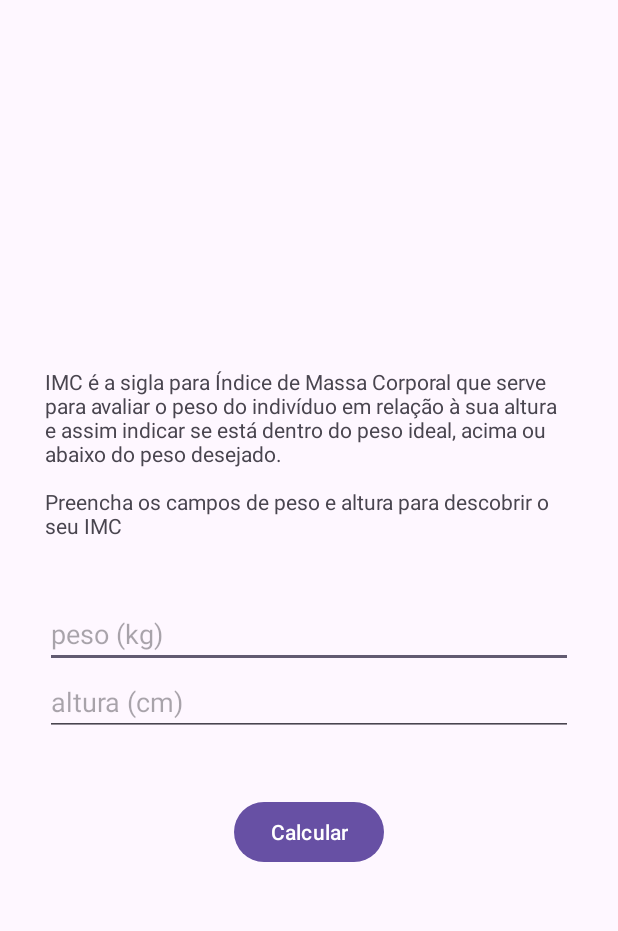
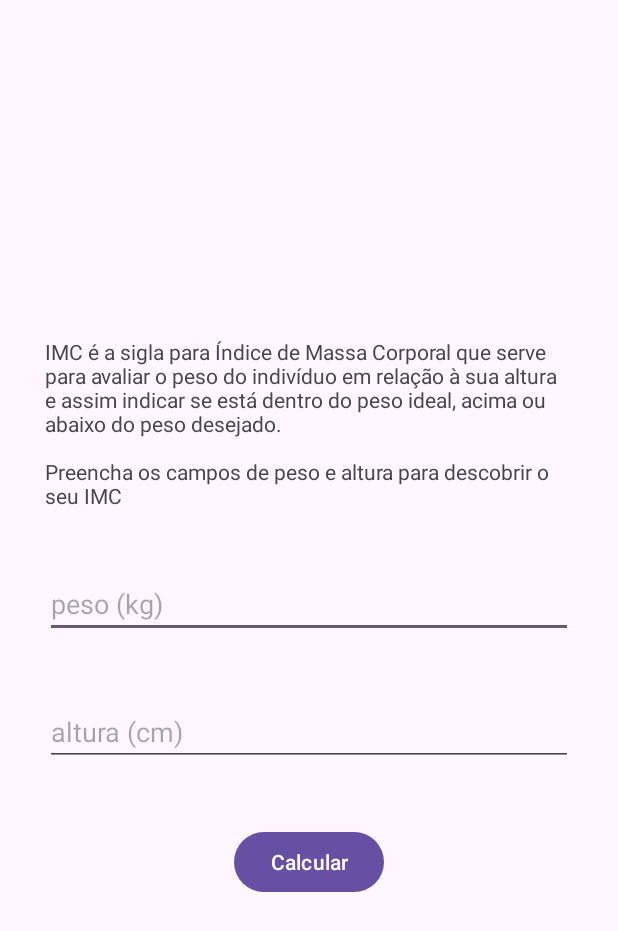
Before and after one commit to thalesnishida/calc-imc, an Android app: the imcActivity screen opened directly, with no data from a screen before it, on a phone screen of 412 x 824 dp. Shown: the top 931 px of the screen. Run offline under Robolectric (Android 15) with nearby library versions, the phone set to English and light mode, and no system bars.

```diff
--- a/app/src/main/res/layout/activity_imc.xml
+++ b/app/src/main/res/layout/activity_imc.xml
@@ -16,41 +16,25 @@
         tools:context=".imcActivity">
 
         <TextView
-            android:layout_width="wrap_content"
-            android:layout_height="wrap_content"
+            style="@style/TextViewForm"
             android:text="@string/imc_desc"
-            android:layout_marginStart="30dp"
-            android:layout_marginEnd="30dp"
-            android:layout_marginBottom="40dp"
             />
 
         <EditText
             android:id="@+id/edit_imc_weight"
-            android:layout_width="match_parent"
-            android:layout_height="wrap_content"
-            android:layout_marginEnd="30dp"
-            android:layout_marginStart="30dp"
-            android:inputType="number"
             android:hint="@string/weight"
-            android:maxLength="3"
+            style="@style/EditTextForm"
             />
 
         <EditText
+            style="@style/EditTextForm"
             android:id="@+id/edit_imc_height"
-            android:layout_width="match_parent"
-            android:layout_height="wrap_content"
-            android:layout_marginEnd="30dp"
-            android:layout_marginStart="30dp"
-            android:layout_marginBottom="40dp"
-            android:inputType="number"
             android:hint="@string/height"
-            android:maxLength="3"
             />
 
         <Button
+            style="@style/ButtonForm"
             android:id="@+id/btn_imc_send"
-            android:layout_width="wrap_content"
-            android:layout_height="wrap_content"
             android:text="@string/calc"
             />
 
--- /dev/null
+++ b/app/src/main/res/values/styles.xml
@@ -0,0 +1,26 @@
+<?xml version="1.0" encoding="utf-8"?>
+<resources>
+
+    <style name="TextViewForm">
+       <item name="android:layout_marginStart">30dp</item>
+       <item name="android:layout_marginEnd">30dp</item>
+       <item name="android:layout_marginBottom">40dp</item>
+       <item name="android:layout_width">wrap_content</item>
+       <item name="android:layout_height">wrap_content</item>
+    </style>
+
+    <style name="EditTextForm">
+        <item name="android:layout_width">match_parent</item>
+        <item name="android:layout_height">wrap_content</item>
+        <item name="android:layout_marginEnd">30dp</item>
+        <item name="android:layout_marginStart">30dp</item>
+        <item name="android:layout_marginBottom">40dp</item>
+        <item name="android:inputType">number</item>
+        <item name="android:maxLength">3</item>
+    </style>
+
+    <style name="ButtonForm">
+        <item name="android:layout_width">wrap_content</item>
+        <item name="android:layout_height">wrap_content</item>
+    </style>
+</resources>
```
Also changed, not shown: app/src/main/java/br/com/thalesnishida/calcimc/imcActivity.kt (+57 -0 lines).
